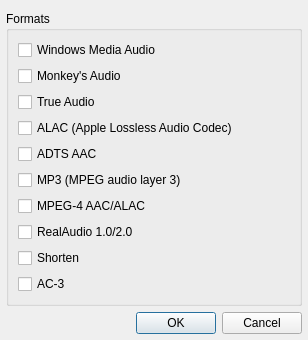
This is src/plugins/Input/ffmpeg/settingsdialog.ui in ksv1986/qmmp-staging as Qt 5 draws it before an edit. The edited form follows.
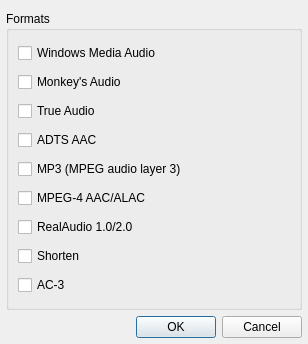
This is the edited form.

Commit message: fixed ffmpeg settings

What changed in the file:
```diff
--- a/src/plugins/Input/ffmpeg/settingsdialog.ui
+++ b/src/plugins/Input/ffmpeg/settingsdialog.ui
@@ -7,7 +7,7 @@
     <x>0</x>
     <y>0</y>
     <width>308</width>
-    <height>297</height>
+    <height>344</height>
    </rect>
   </property>
   <property name="windowTitle">
@@ -76,13 +76,6 @@
         </property>
        </widget>
       </item>
-      <item>
-       <widget class="QCheckBox" name="alacCheckBox">
-        <property name="text">
-         <string>ALAC (Apple Lossless Audio Codec)</string>
-        </property>
-       </widget>
-      </item>
       <item>
        <widget class="QCheckBox" name="aacCheckBox">
         <property name="text">
```
